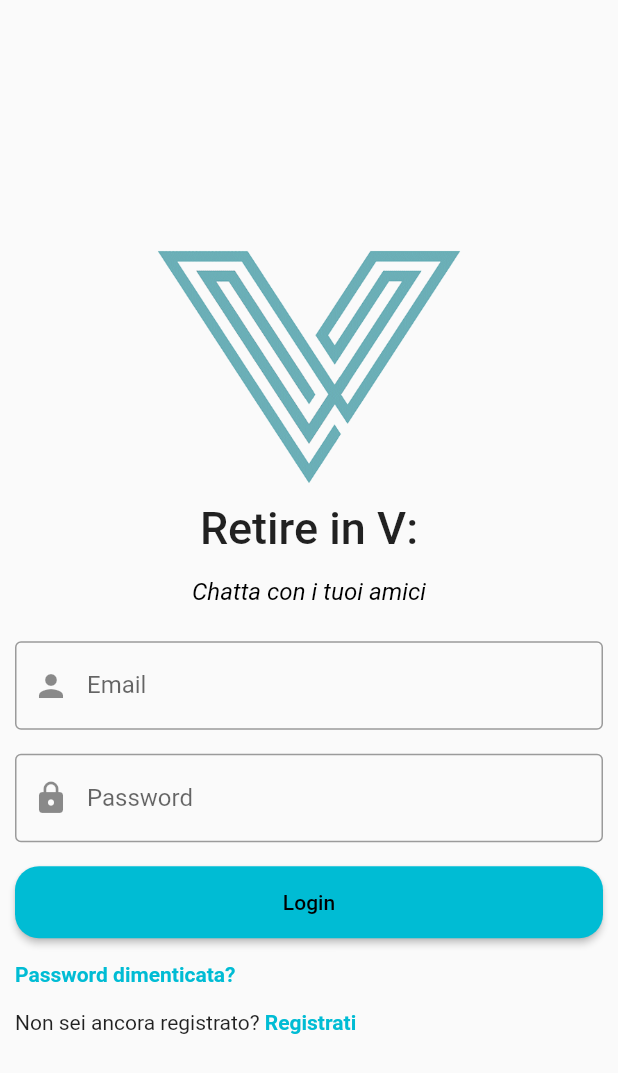
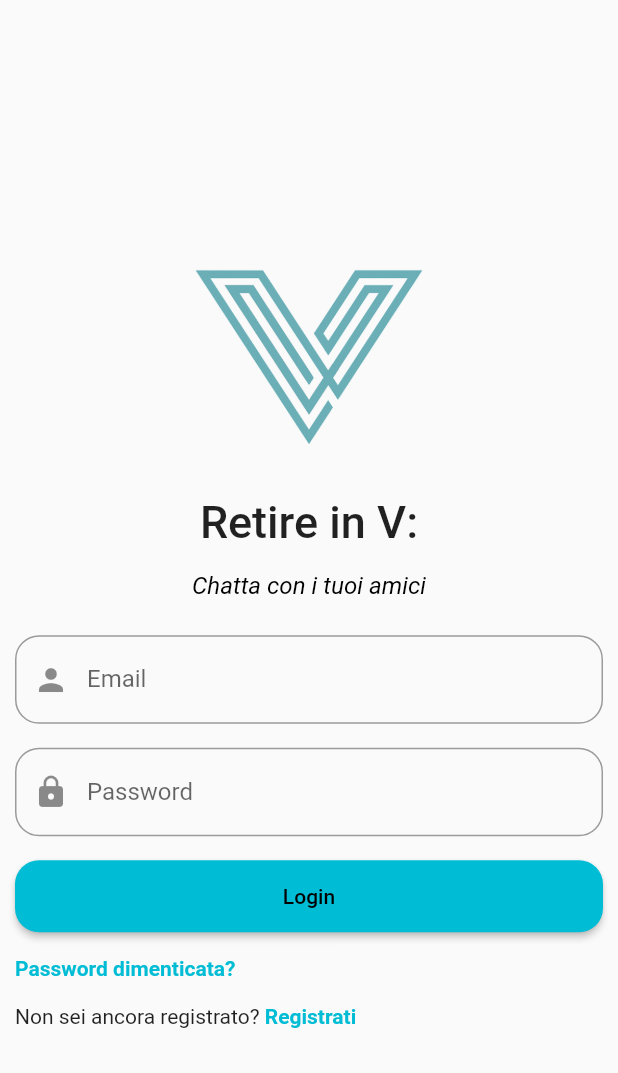
Before and after one commit to nandotiamat/retireinvanvitelli, a Flutter app: the LoginPage screen opened directly, on a phone screen of 412 x 824 dp. Shown: the top 1073 px of the screen. Run offline on Flutter 3.47's test engine with Material 2 defaults, Android fonts, the phone set to English and light mode, and no system bars; drawn by our look-alikes of animated_text_kit; our stand-ins replace bubble, file_picker, flutter_chat_types, flutter_chat_ui, image_picker, open_file.

Commit message:
added form in login page, changed textfield in textformfield, modified status bar transparency

```diff
--- a/lib/pages/login_page.dart
+++ b/lib/pages/login_page.dart
@@ -3,7 +3,7 @@ import 'package:flutter/material.dart';
 import 'package:retireinvanvitelli/pages/home_page.dart';
 import 'package:retireinvanvitelli/pages/password_recoverypage.dart';
 import 'package:animated_text_kit/animated_text_kit.dart';
-import '../components/auth_text_field.dart';
+import 'package:retireinvanvitelli/pages/signup_page.dart';
 // import 'package:firebase_auth/firebase_auth.dart';
 
 class LoginPage extends StatefulWidget {
@@ -17,15 +17,19 @@ class LoginPage extends StatefulWidget {
 
 class _LoginPageState extends State<LoginPage> {
   // final _auth = FirebaseAuth.instance;
-  String email = "";
-  String password = "";
+  String _email = "";
+  String _password = "";
+  final GlobalKey<FormState> _formKey = GlobalKey<FormState>();
 
   void _handleLogin() {
+    if (_formKey.currentState!.validate()) {
+      // TODO: FIREBASE LOGIN
       Navigator.pushAndRemoveUntil(
         context,
         MaterialPageRoute(builder: (context) => const HomePage()),
         (route) => false,
       );
+    }
   }
 
   void _handleForgetPassword() {
@@ -36,20 +40,20 @@ class _LoginPageState extends State<LoginPage> {
   }
 
   void _handleRegistration() {
-    // Navigator.push(
-    //   context,
-    //   MaterialPageRoute(builder: (context) => const SignupPage()),
-    // );
+    Navigator.push(
+      context,
+      MaterialPageRoute(builder: (context) => const SignUpPage()),
+    );
   }
 
   @override
   Widget build(BuildContext context) {
     return Scaffold(
-      body: Center(
-        child: Padding(
+      body: Container(
+        alignment: Alignment.center,
+        child: SingleChildScrollView(
           padding: const EdgeInsets.symmetric(horizontal: 10.0),
-          child: ListView(
-            shrinkWrap: true,
+          child: Column(
             children: [
               Hero(
                 tag: "logo",
@@ -88,25 +92,57 @@ class _LoginPageState extends State<LoginPage> {
                   ),
                 ),
               ),
+              Form(
+                key: _formKey,
+                child: Column(
+                  crossAxisAlignment: CrossAxisAlignment.stretch,
+                  children: [
                     Padding(
                       padding: const EdgeInsets.symmetric(vertical: 8.0),
-                child: AuthTextField(
+                      child: TextFormField(
                         onChanged: (value) {
-                    email = value;
+                          _email = value;
                         },
-                  prefixIcon: const Icon(Icons.person),
+                        validator: (value) {
+                          if (value == null || value.isEmpty) {
+                            return 'Inserisci la tua email.';
+                          }
+                          return null;
+                        },
+                        keyboardType: TextInputType.emailAddress,
+                        decoration: const InputDecoration(
+                          prefixIcon: Icon(Icons.person),
                           labelText: "Email",
+                          border: OutlineInputBorder(
+                            borderRadius: BorderRadius.all(
+                              Radius.circular(16),
+                            ),
+                          ),
+                        ),
                       ),
                     ),
                     Padding(
                       padding: const EdgeInsets.symmetric(vertical: 8.0),
-                child: AuthTextField(
+                      child: TextFormField(
                         onChanged: (value) {
-                    password = value;
+                          _password = value;
                         },
-                  prefixIcon: const Icon(Icons.lock),
+                        validator: (value) {
+                          if (value == null || value.isEmpty) {
+                            return 'Inserisci la tua password.';
+                          }
+                          return null;
+                        },
+                        obscureText: true,
+                        decoration: const InputDecoration(
+                          prefixIcon: Icon(Icons.lock),
                           labelText: "Password",
-                  isPassword: true,
+                          border: OutlineInputBorder(
+                            borderRadius: BorderRadius.all(
+                              Radius.circular(16),
+                            ),
+                          ),
+                        ),
                       ),
                     ),
                     const SizedBox(
@@ -114,14 +150,20 @@ class _LoginPageState extends State<LoginPage> {
                     ),
                     ElevatedButton(
                       style: ButtonStyle(
-                    padding:
-                        MaterialStateProperty.all(const EdgeInsets.all(16.0)),
-                    shape: MaterialStateProperty.all(RoundedRectangleBorder(
+                          padding: MaterialStateProperty.all(
+                              const EdgeInsets.all(16.0)),
+                          shape: MaterialStateProperty.all(
+                              RoundedRectangleBorder(
                                   borderRadius: BorderRadius.circular(16)))),
                       child: const Text('Login'),
                       onPressed: _handleLogin,
                     ),
-              Padding(
+                  ],
+                ),
+              ),
+              Align(
+                alignment: Alignment.centerLeft,
+                child: Padding(
                   padding: const EdgeInsets.symmetric(vertical: 16.0),
                   child: RichText(
                     text: TextSpan(
@@ -133,7 +175,12 @@ class _LoginPageState extends State<LoginPage> {
                           ..onTap = _handleForgetPassword),
                   ),
                 ),
-              RichText(
+              ),
+              Align(
+                alignment: Alignment.centerLeft,
+                child: Padding(
+                  padding: const EdgeInsets.only(bottom: 8.0),
+                  child: RichText(
                     text: TextSpan(
                         style: Theme.of(context).primaryTextTheme.bodyText2,
                         text: 'Non sei ancora registrato? ',
@@ -148,6 +195,8 @@ class _LoginPageState extends State<LoginPage> {
                                 ..onTap = _handleRegistration),
                         ]),
                   ),
+                ),
+              ),
             ],
           ),
         ),
```
Also changed, not shown: lib/main.dart (+8 -0 lines), lib/pages/signup_page.dart (renamed from lib/pages/register_page.dart, +10 -8 lines). Lines whose indentation alone changed are shown as unchanged.
